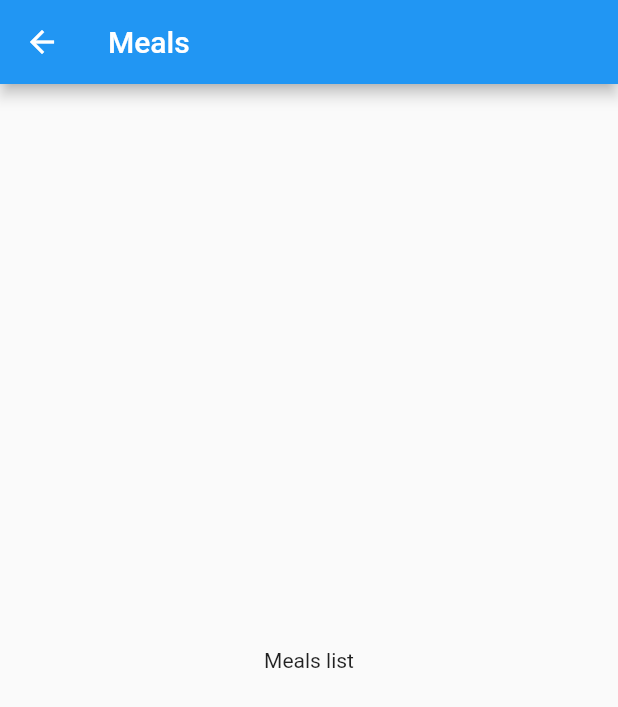
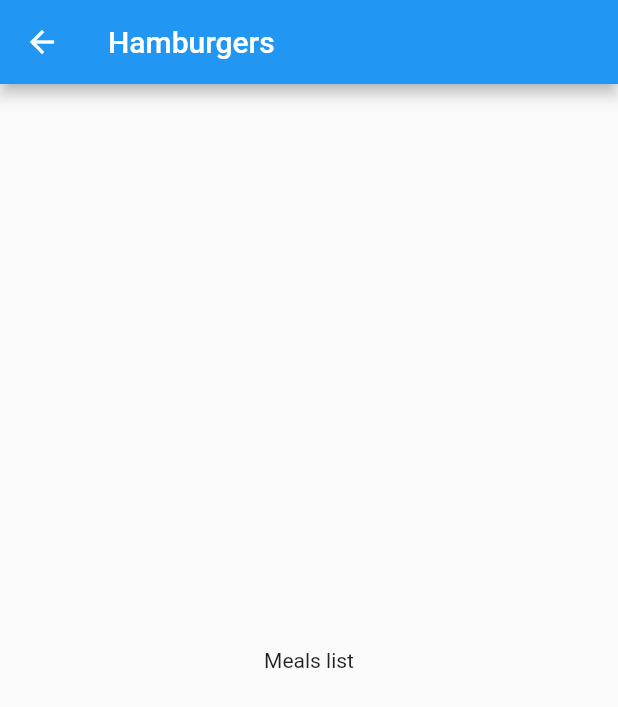
Before and after one commit to chetan882777/flutter-meals-app, a Flutter app: the screen it shows after launch, after a tap on "Hamburgers", on a phone screen of 412 x 824 dp. Shown: the top 707 px of the screen. Run offline on Flutter 3.47's test engine with Material 2 defaults, Android fonts, the phone set to English and light mode, and no system bars.

Commit message:
set dynamic title to meals screen

```diff
--- a/lib/categories_screen.dart
+++ b/lib/categories_screen.dart
@@ -15,6 +15,7 @@ class CategoriesScreen extends StatelessWidget {
         children: DUMMY_CATEGORIES
             .map(
               (catData) => CategoryItem(
+                    catData.id,
                     catData.title,
                     catData.color,
                   ),
--- a/lib/category_item.dart
+++ b/lib/category_item.dart
@@ -2,14 +2,15 @@ import 'package:flutter/material.dart';
 import 'package:flutter_meals_app/category_meals_screen.dart';
 
 class CategoryItem extends StatelessWidget {
+  final String id;
   final String title;
   final Color color;
 
-  CategoryItem(this.title, this.color);
+  CategoryItem(this.id, this.title, this.color);
 
   void selectCategory(BuildContext ctx) {
     Navigator.of(ctx).push(MaterialPageRoute(builder: (_) {
-      return CategoryMealsScreen();
+      return CategoryMealsScreen(id, title);
     }));
   }
 
--- a/lib/category_meals_screen.dart
+++ b/lib/category_meals_screen.dart
@@ -1,11 +1,16 @@
 import 'package:flutter/material.dart';
 
 class CategoryMealsScreen extends StatelessWidget {
+  final String id;
+  final String title;
+
+  CategoryMealsScreen(this.id, this.title);
+
   @override
   Widget build(BuildContext context) {
     return Scaffold(
       appBar: AppBar(
-        title: Text('Meals'),
+        title: Text(title),
       ),
       body: Container(
         child: Center(
```
